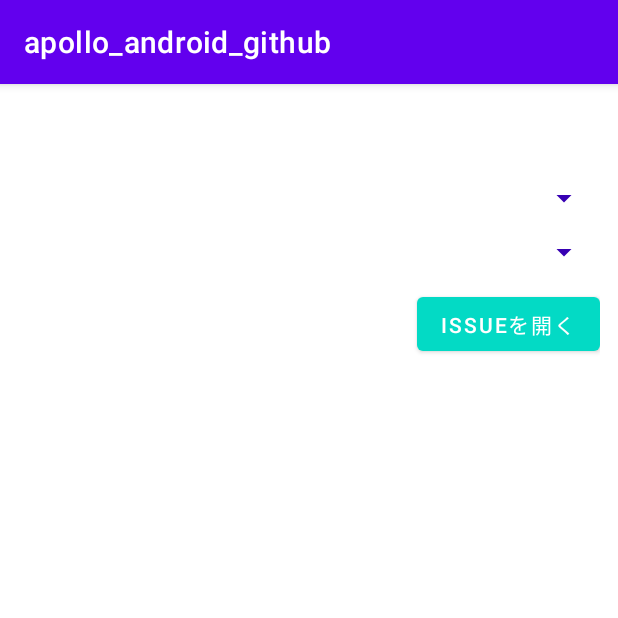
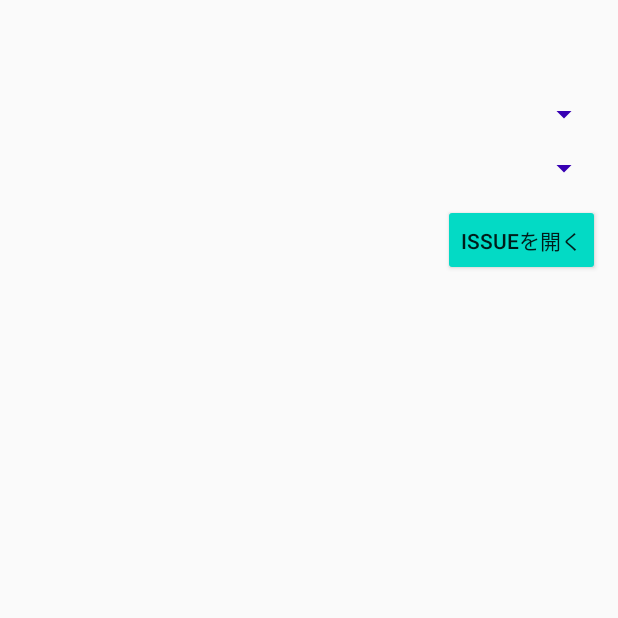
Before and after one commit to kuwabara-hirokazu/apollo_android_github, an Android app: the screen it shows after launch (MainActivity), on a phone screen of 412 x 824 dp, the top half of it. Run offline under Robolectric (Android 15) with nearby library versions, the phone set to English and light mode, and no system bars; our stand-ins replace Dagger/Hilt's generated code, Timber; libraries missing offline, so code that uses them is left out: com.apollographql.apollo; 2 statements that could not run were skipped.

Commit message:
ツールバーのデフォルトを非表示

```diff
--- a/app/src/main/res/values/themes.xml
+++ b/app/src/main/res/values/themes.xml
@@ -1,6 +1,6 @@
 <resources xmlns:tools="http://schemas.android.com/tools">
     <!-- Base application theme. -->
-    <style name="Theme.Apollo_android_github" parent="Theme.MaterialComponents.DayNight.DarkActionBar">
+    <style name="Theme.Apollo_android_github" parent="Theme.MaterialComponents.Light.NoActionBar.Bridge">
         <!-- Primary brand color. -->
         <item name="colorPrimary">@color/purple_500</item>
         <item name="colorPrimaryVariant">@color/purple_700</item>
```
